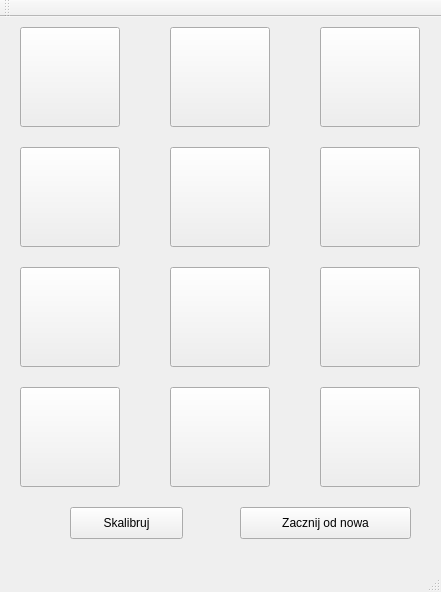
First picture: the form in ProjectQT/mainwindow.ui, repository Maknez/CompProject-, before the edit.
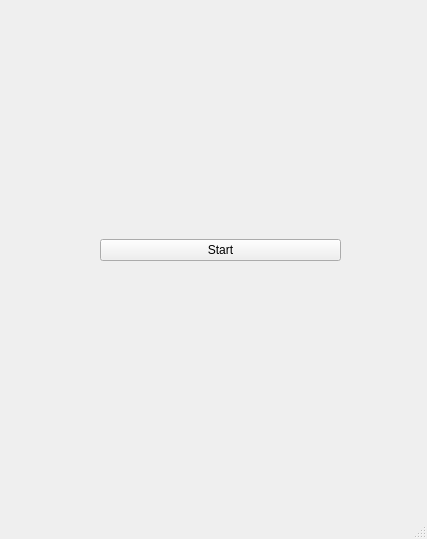
Second picture: the form after the edit.

```diff
--- a/ProjectQT/mainwindow.ui
+++ b/ProjectQT/mainwindow.ui
@@ -6,195 +6,32 @@
    <rect>
     <x>0</x>
     <y>0</y>
-    <width>441</width>
-    <height>592</height>
+    <width>427</width>
+    <height>539</height>
    </rect>
   </property>
   <property name="windowTitle">
    <string>MainWindow</string>
   </property>
-  <widget class="QWidget" name="centralWidget">
-   <widget class="QPushButton" name="pushButton">
+  <widget class="QWidget" name="centralwidget">
+   <widget class="QWidget" name="verticalLayoutWidget">
     <property name="geometry">
      <rect>
-      <x>20</x>
-      <y>10</y>
-      <width>100</width>
-      <height>100</height>
+      <x>100</x>
+      <y>70</y>
+      <width>241</width>
+      <height>361</height>
      </rect>
     </property>
-    <property name="text">
-     <string/>
-    </property>
-   </widget>
-   <widget class="QPushButton" name="pushButton_2">
-    <property name="geometry">
-     <rect>
-      <x>170</x>
-      <y>10</y>
-      <width>100</width>
-      <height>100</height>
-     </rect>
-    </property>
-    <property name="text">
-     <string/>
-    </property>
-   </widget>
-   <widget class="QPushButton" name="pushButton_3">
-    <property name="geometry">
-     <rect>
-      <x>320</x>
-      <y>10</y>
-      <width>100</width>
-      <height>100</height>
-     </rect>
-    </property>
-    <property name="text">
-     <string/>
-    </property>
-   </widget>
-   <widget class="QPushButton" name="pushButton_4">
-    <property name="geometry">
-     <rect>
-      <x>20</x>
-      <y>130</y>
-      <width>100</width>
-      <height>100</height>
-     </rect>
-    </property>
-    <property name="text">
-     <string/>
-    </property>
-   </widget>
-   <widget class="QPushButton" name="pushButton_5">
-    <property name="geometry">
-     <rect>
-      <x>170</x>
-      <y>130</y>
-      <width>100</width>
-      <height>100</height>
-     </rect>
-    </property>
-    <property name="text">
-     <string/>
-    </property>
-   </widget>
-   <widget class="QPushButton" name="pushButton_6">
-    <property name="geometry">
-     <rect>
-      <x>320</x>
-      <y>130</y>
-      <width>100</width>
-      <height>100</height>
-     </rect>
-    </property>
-    <property name="text">
-     <string/>
-    </property>
-   </widget>
-   <widget class="QPushButton" name="pushButton_7">
-    <property name="geometry">
-     <rect>
-      <x>20</x>
-      <y>250</y>
-      <width>100</width>
-      <height>100</height>
-     </rect>
-    </property>
-    <property name="text">
-     <string/>
-    </property>
-   </widget>
-   <widget class="QPushButton" name="pushButton_8">
-    <property name="geometry">
-     <rect>
-      <x>170</x>
-      <y>250</y>
-      <width>100</width>
-      <height>100</height>
-     </rect>
-    </property>
-    <property name="text">
-     <string/>
-    </property>
-   </widget>
-   <widget class="QPushButton" name="pushButton_9">
-    <property name="geometry">
-     <rect>
-      <x>320</x>
-      <y>250</y>
-      <width>100</width>
-      <height>100</height>
-     </rect>
-    </property>
-    <property name="text">
-     <string/>
-    </property>
-   </widget>
-   <widget class="QPushButton" name="pushButton_10">
-    <property name="geometry">
-     <rect>
-      <x>20</x>
-      <y>370</y>
-      <width>100</width>
-      <height>100</height>
-     </rect>
-    </property>
-    <property name="text">
-     <string/>
-    </property>
-   </widget>
-   <widget class="QPushButton" name="pushButton_11">
-    <property name="geometry">
-     <rect>
-      <x>170</x>
-      <y>370</y>
-      <width>100</width>
-      <height>100</height>
-     </rect>
-    </property>
-    <property name="text">
-     <string/>
-    </property>
-   </widget>
-   <widget class="QPushButton" name="pushButton_12">
-    <property name="geometry">
-     <rect>
-      <x>320</x>
-      <y>370</y>
-      <width>100</width>
-      <height>100</height>
-     </rect>
-    </property>
-    <property name="text">
-     <string/>
-    </property>
-   </widget>
-   <widget class="QPushButton" name="pushButton_13">
-    <property name="geometry">
-     <rect>
-      <x>240</x>
-      <y>490</y>
-      <width>171</width>
-      <height>32</height>
-     </rect>
-    </property>
-    <property name="text">
-     <string>Zacznij od nowa</string>
-    </property>
-   </widget>
-   <widget class="QPushButton" name="pushButton_14">
-    <property name="geometry">
-     <rect>
-      <x>70</x>
-      <y>490</y>
-      <width>113</width>
-      <height>32</height>
-     </rect>
-    </property>
-    <property name="text">
-     <string>Skalibruj</string>
-    </property>
+    <layout class="QVBoxLayout" name="verticalLayout">
+     <item>
+      <widget class="QPushButton" name="startButton">
+       <property name="text">
+        <string>Start</string>
+       </property>
+      </widget>
+     </item>
+    </layout>
    </widget>
   </widget>
   <widget class="QMenuBar" name="menuBar">
@@ -207,17 +44,8 @@
     </rect>
    </property>
   </widget>
-  <widget class="QToolBar" name="mainToolBar">
-   <attribute name="toolBarArea">
-    <enum>TopToolBarArea</enum>
-   </attribute>
-   <attribute name="toolBarBreak">
-    <bool>false</bool>
-   </attribute>
-  </widget>
-  <widget class="QStatusBar" name="statusBar"/>
+  <widget class="QStatusBar" name="statusbar"/>
  </widget>
- <layoutdefault spacing="6" margin="11"/>
  <resources/>
  <connections/>
 </ui>
```
Left out of the diff: 6 changed lines with no effect on the pictures.
